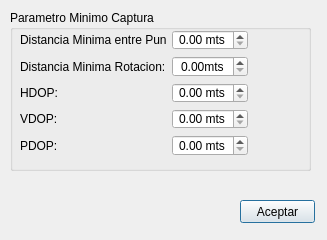
Old version of the form dlgtools.ui in the repository anuzcan/qgis_plugin_point_survey.
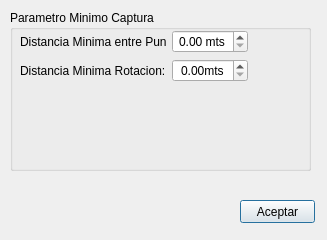
New version of the form.

What changed in the file:
```diff
--- a/dlgtools.ui
+++ b/dlgtools.ui
@@ -51,75 +51,6 @@
      </rect>
     </property>
     <layout class="QFormLayout" name="formLayout">
-     <item row="2" column="0">
-      <widget class="QLabel" name="label_hdpo">
-       <property name="text">
-        <string>HDOP: </string>
-       </property>
-      </widget>
-     </item>
-     <item row="3" column="0">
-      <widget class="QLabel" name="label_vdop">
-       <property name="text">
-        <string>VDOP: </string>
-       </property>
-      </widget>
-     </item>
-     <item row="4" column="0">
-      <widget class="QLabel" name="label_pdop">
-       <property name="text">
-        <string>PDOP: </string>
-       </property>
-      </widget>
-     </item>
-     <item row="2" column="1">
-      <widget class="QDoubleSpinBox" name="hdopSpinBox">
-       <property name="alignment">
-        <set>Qt::AlignCenter</set>
-       </property>
-       <property name="suffix">
-        <string> mts</string>
-       </property>
-       <property name="singleStep">
-        <double>0.010000000000000</double>
-       </property>
-       <property name="value">
-        <double>0.000000000000000</double>
-       </property>
-      </widget>
-     </item>
-     <item row="3" column="1">
-      <widget class="QDoubleSpinBox" name="vdopSpinBox">
-       <property name="alignment">
-        <set>Qt::AlignCenter</set>
-       </property>
-       <property name="suffix">
-        <string> mts</string>
-       </property>
-       <property name="singleStep">
-        <double>0.010000000000000</double>
-       </property>
-       <property name="value">
-        <double>0.000000000000000</double>
-       </property>
-      </widget>
-     </item>
-     <item row="4" column="1">
-      <widget class="QDoubleSpinBox" name="pdopSpinBox">
-       <property name="alignment">
-        <set>Qt::AlignCenter</set>
-       </property>
-       <property name="suffix">
-        <string> mts</string>
-       </property>
-       <property name="singleStep">
-        <double>0.010000000000000</double>
-       </property>
-       <property name="value">
-        <double>0.000000000000000</double>
-       </property>
-      </widget>
-     </item>
      <item row="0" column="0">
       <widget class="QLabel" name="label">
        <property name="whatsThis">
```
Left out of the diff: 26 changed lines with no effect on the pictures.
